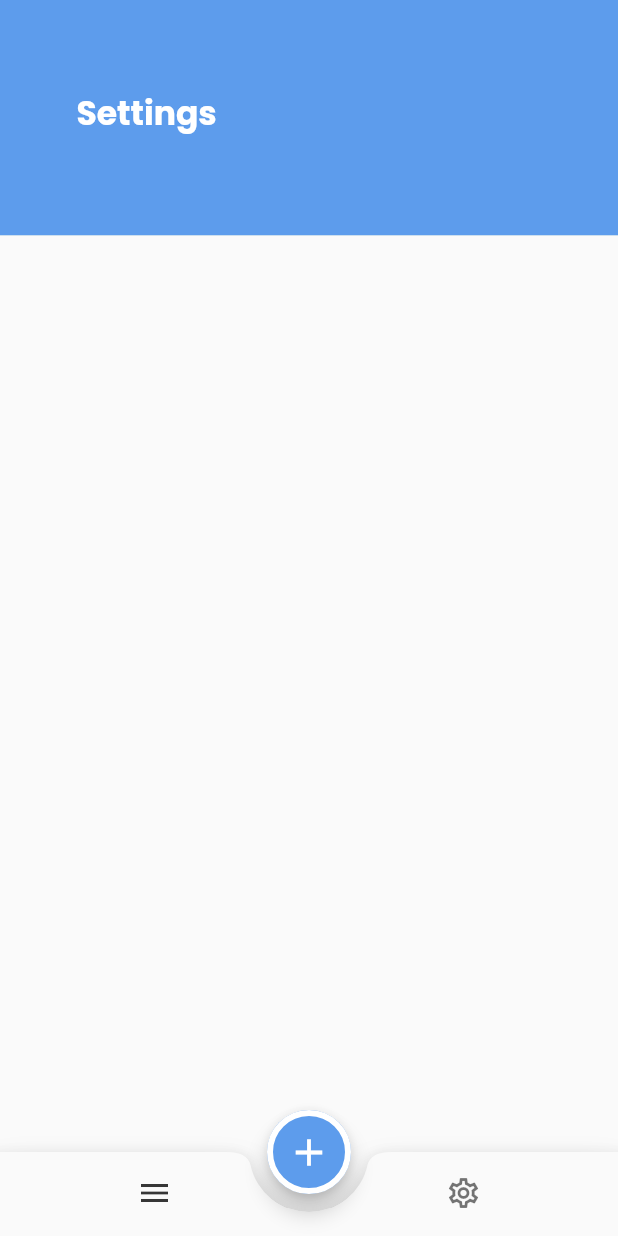
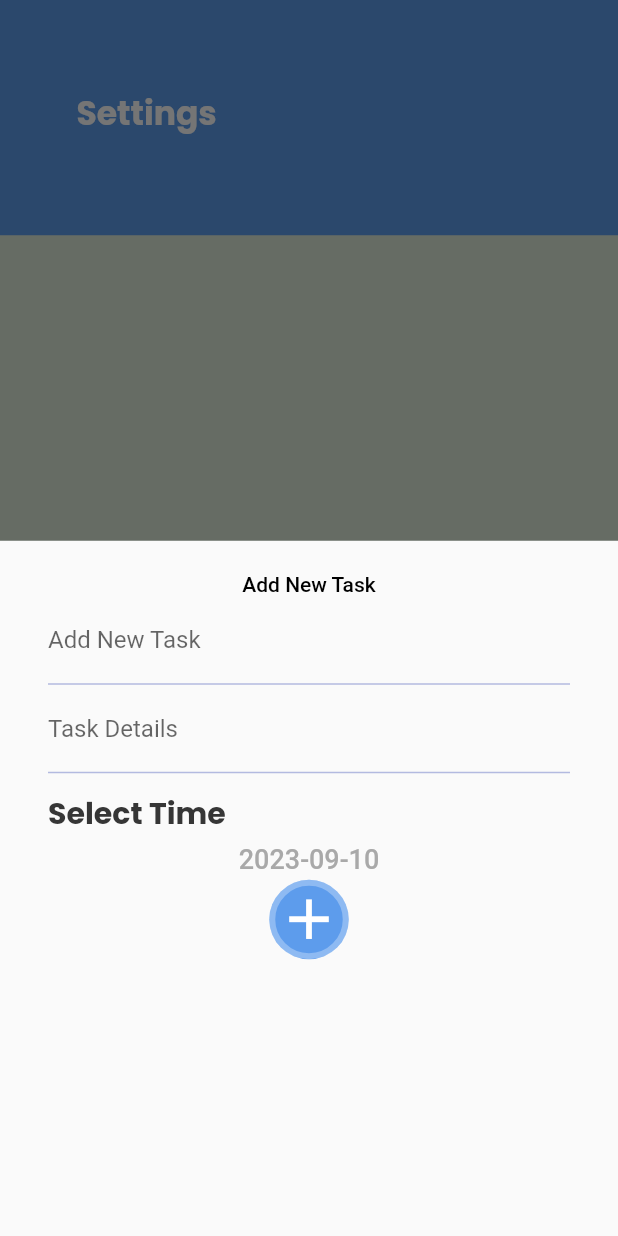
Before and after one commit to saramekawy/to_do_task, a Flutter app: the screen it shows after launch, after a tap on the "add" icon, on a phone screen of 412 x 824 dp. Run offline on Flutter 3.47's test engine with Material 2 defaults, Android fonts, the phone set to English and light mode, and no system bars; our stand-ins replace google_fonts; generated files the repository leaves out were written again; Roboto replaces fonts that are missing (Arima).

Commit message:
bottom sheet add task

```diff
--- /dev/null
+++ b/lib/add_task.dart
@@ -0,0 +1,96 @@
+import 'package:flutter/material.dart';
+import 'package:flutter_gen/gen_l10n/app_localizations.dart';
+import 'package:google_fonts/google_fonts.dart';
+import 'package:intl/intl.dart';
+
+class AddTask extends StatefulWidget {
+  const AddTask({Key? key}) : super(key: key);
+
+  @override
+  State<AddTask> createState() => _AddTaskState();
+}
+
+class _AddTaskState extends State<AddTask> {
+  DateTime selectedDate = DateTime.now();
+  DateTime selectDate = DateTime.now();
+
+  @override
+  Widget build(BuildContext context) {
+    return Container(
+      padding: const EdgeInsets.only(top: 21, left: 32, right: 32, bottom: 65),
+      child: Column(
+        crossAxisAlignment: CrossAxisAlignment.start,
+        children: [
+          Center(
+            child: Text(
+              AppLocalizations.of(context)!.addNewTask,
+              style: const TextStyle(color: Colors.black),
+            ),
+          ),
+          TextFormField(
+            decoration: InputDecoration(
+              labelText: AppLocalizations.of(context)!.addNewTask,
+            ),
+          ),
+          TextFormField(
+            decoration: InputDecoration(
+              labelText: AppLocalizations.of(context)!.taskDetails,
+            ),
+          ),
+          Container(
+            padding: EdgeInsets.only(top: 12, bottom: 5),
+            child: Text(
+              AppLocalizations.of(context)!.selectTime,
+              style: GoogleFonts.poppins(
+                  color: Theme.of(context).primaryColor,
+                  fontWeight: FontWeight.bold,
+                  fontSize: 20),
+            ),
+          ),
+          InkWell(
+            onTap: () {
+              _selectDate(context);
+            },
+            child: Center(
+              child: Text(
+                DateFormat('yyyy-MM-dd').format(selectDate),
+                style: TextStyle(
+                    color: Theme.of(context).colorScheme.onBackground,
+                    fontSize: 18),
+              ),
+            ),
+          ),
+          Center(
+              child: Container(
+            margin: EdgeInsets.only(top: 3),
+            decoration: BoxDecoration(
+                border: Border.all(width: 4, color: Colors.white30),
+                color: Theme.of(context).colorScheme.secondary,
+                borderRadius: BorderRadius.circular(35)),
+            child: Icon(
+              Icons.add,
+              color: Colors.white,
+              size: 45,
+            ),
+          ))
+        ],
+      ),
+    );
+  }
+
+  Future<void> _selectDate(BuildContext context) async {
+    final DateTime? selected = await showDatePicker(
+      context: context,
+      initialDate: selectDate,
+      firstDate: DateTime.now(),
+      lastDate: DateTime.now().add(const Duration(days: 365)),
+    );
+    if (selected == null) {
+      selectedDate = DateTime.now();
+    } else {
+      selectedDate = selected;
+      selectDate = selectedDate;
+    }
+    setState(() {});
+  }
+}
--- a/lib/home_layout/home_layout.dart
+++ b/lib/home_layout/home_layout.dart
@@ -1,9 +1,10 @@
 import 'package:flutter/material.dart';
 import 'package:flutter_gen/gen_l10n/app_localizations.dart';
+import 'package:git_test/add_task.dart';
 import 'package:git_test/screens/home_screen/home_screen.dart';
 import 'package:git_test/screens/settings_screen.dart';
 
-import '../themes/my_theme.dart';
+import '../shared/styles/themes/theming.dart';
 
 class HomeLayout extends StatefulWidget {
   static const routeName = "Home";
@@ -26,7 +27,9 @@ class _HomeLayoutState extends State<HomeLayout> {
         shape: OutlineInputBorder(
             borderSide: const BorderSide(color: Colors.white, width: 4),
             borderRadius: BorderRadius.circular(35)),
-        onPressed: () {},
+        onPressed: () {
+          showAddTask();
+        },
         child: const Icon(
           Icons.add,
           color: Colors.white,
@@ -74,4 +77,12 @@ class _HomeLayoutState extends State<HomeLayout> {
       ),
     );
   }
+
+  Future showAddTask() {
+    return showModalBottomSheet(
+        context: context,
+        builder: (context) {
+          return AddTask();
+        });
+  }
 }
--- a/lib/main.dart
+++ b/lib/main.dart
@@ -2,9 +2,9 @@ import 'package:flutter/material.dart';
 import 'package:flutter_gen/gen_l10n/app_localizations.dart';
 import 'package:flutter_localizations/flutter_localizations.dart';
 import 'package:git_test/home_layout/home_layout.dart';
-import 'package:git_test/providers/my_provider.dart';
 import 'package:git_test/screens/settings_screen.dart';
-import 'package:git_test/themes/my_theme.dart';
+import 'package:git_test/shared/providers/my_provider.dart';
+import 'package:git_test/shared/styles/themes/theming.dart';
 import 'package:provider/provider.dart';
 
 void main() {
@@ -31,8 +31,8 @@ class MyApplication extends StatelessWidget {
         Locale('ar'), // Spanish
       ],
       theme: MyTheme.lightMode,
+      themeMode: provider.myTheme,
       darkTheme: MyTheme.darkMode,
-      themeMode: provider.myTheme,
       debugShowCheckedModeBanner: false,
       title: "Main",
       initialRoute: HomeLayout.routeName,
--- a/lib/themes/my_theme.dart
+++ b/lib/shared/styles/themes/theming.dart
@@ -6,6 +6,7 @@ class MyTheme {
   static const Color blackColor = Color(0xFFFFFFFF);
 
   static ThemeData lightMode = ThemeData(
+    scaffoldBackgroundColor: const Color(0xFFDFECDB),
     primaryColor: primaryColor,
     colorScheme: const ColorScheme(
         brightness: Brightness.light,
@@ -25,7 +26,7 @@ class MyTheme {
         surface: Color(0xFFC8C9CB),
         // icons border
         onSurface: Colors.indigo // backup color
-        ),
+    ),
     appBarTheme: AppBarTheme(
       backgroundColor: const Color(0xFF5D9CEC),
       centerTitle: false,
@@ -53,6 +54,7 @@ class MyTheme {
     ),
   );
   static ThemeData darkMode = ThemeData(
+      scaffoldBackgroundColor: const Color(0xFF060E1E),
       primaryColor: blackColor,
       colorScheme: const ColorScheme(
           brightness: Brightness.dark,
@@ -72,7 +74,7 @@ class MyTheme {
           surface: Color(0xFFC8C9CB),
           // icons border
           onSurface: Colors.indigo // backup color
-          ),
+      ),
       appBarTheme: AppBarTheme(
         centerTitle: false,
         titleTextStyle: GoogleFonts.poppins(
```
Also changed, not shown: lib/shared/components/components.dart (added), lib/shared/components/constants.dart (added), lib/shared/providers/my_provider.dart (renamed from lib/providers/my_provider.dart).
